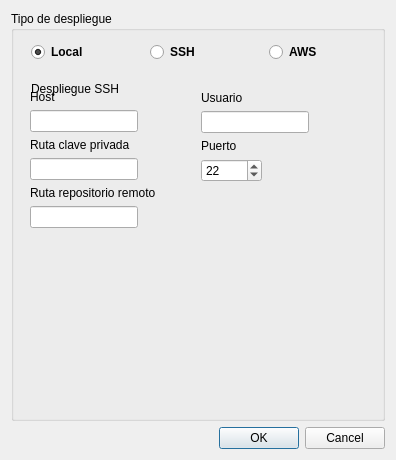
Above: dialogs/ui/deploy_dialog.ui from lbdudc/qgispublisher before the change. Below: the same form after it.
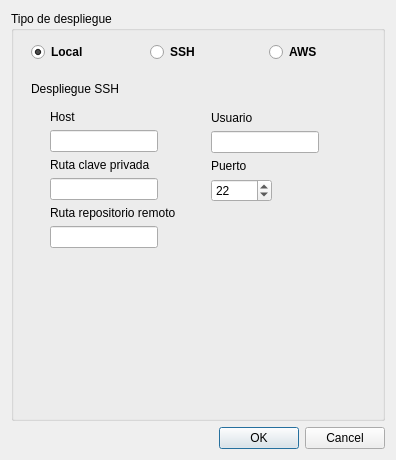
That is the form after the change. The open tabs and pages were chosen to show the change.

Commit message: Add debug flag to show GISPublisher output in dialog

Patch:
```diff
--- a/dialogs/ui/deploy_dialog.ui
+++ b/dialogs/ui/deploy_dialog.ui
@@ -101,8 +101,8 @@
        <widget class="QWidget" name="widget" native="true">
         <property name="geometry">
          <rect>
-          <x>9</x>
-          <y>9</y>
+          <x>29</x>
+          <y>29</y>
           <width>165</width>
           <height>174</height>
          </rect>
@@ -156,8 +156,8 @@
        <widget class="QWidget" name="widget_2" native="true">
         <property name="geometry">
          <rect>
-          <x>180</x>
-          <y>10</y>
+          <x>190</x>
+          <y>30</y>
           <width>161</width>
           <height>121</height>
          </rect>
```
Left out of the diff: 4 changed lines with no effect on the pictures. The commit also changes 3 other files.
